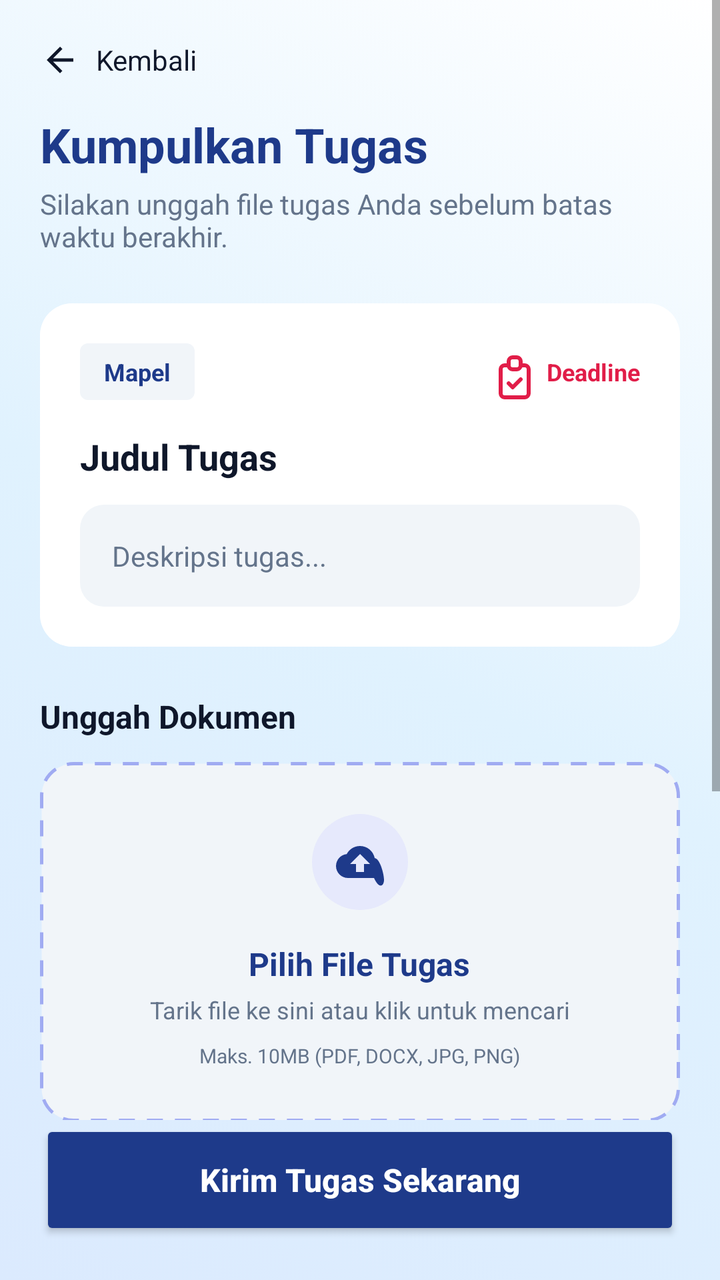
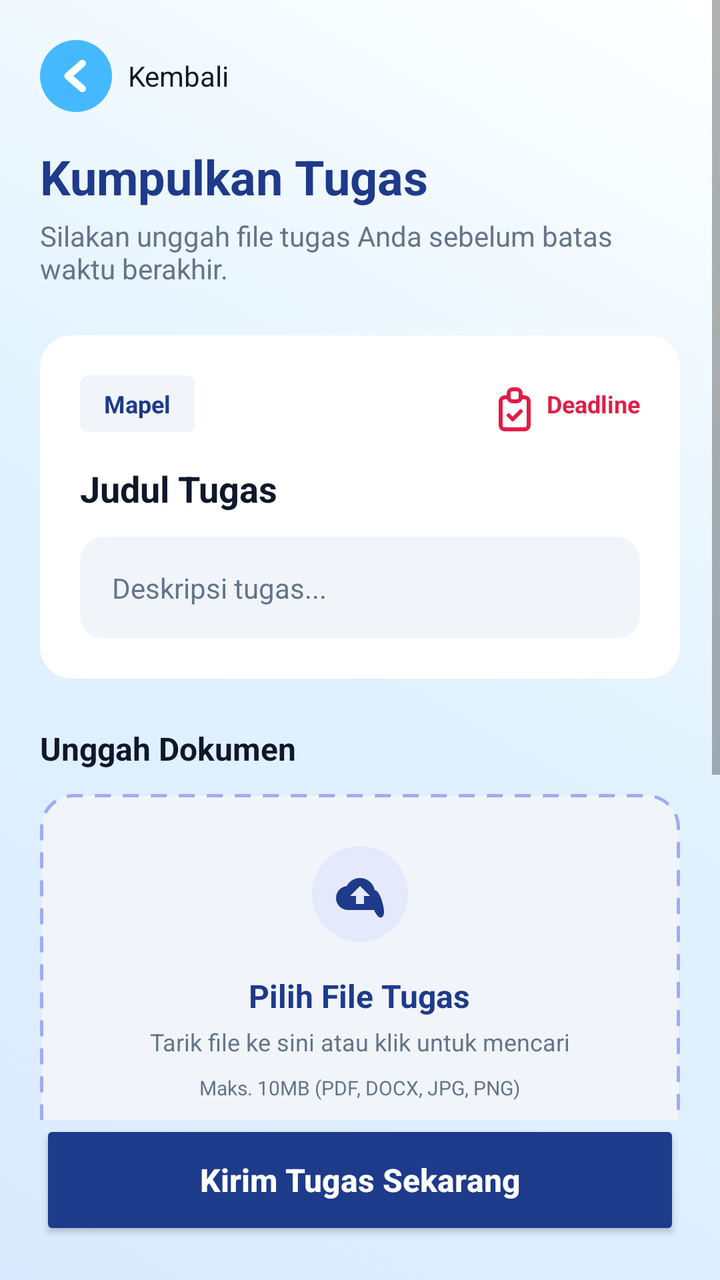

Before-and-after screenshots of an Android layout around one commit, followed by the original layout XML and the change that was made.
<!-- AndroidManifest.xml: application theme Theme.AppCompat.Light.NoActionBar -->
<!-- res/layout/activity_kumpul_tugas.xml -->
<?xml version="1.0" encoding="utf-8"?>
<androidx.constraintlayout.widget.ConstraintLayout xmlns:android="http://schemas.android.com/apk/res/android"
    xmlns:app="http://schemas.android.com/apk/res-auto"
    android:layout_width="match_parent"
    android:layout_height="match_parent"
    android:background="@drawable/bg_animated_gradient">

    <ScrollView
        android:layout_width="match_parent"
        android:layout_height="0dp"
        android:clipToPadding="false"
        android:paddingBottom="24dp"
        app:layout_constraintTop_toTopOf="parent"
        app:layout_constraintBottom_toTopOf="@id/btnKirim">

        <LinearLayout
            android:layout_width="match_parent"
            android:layout_height="wrap_content"
            android:orientation="vertical"
            android:padding="20dp">

            
            <LinearLayout
                android:id="@+id/btnBack"
                android:layout_width="wrap_content"
                android:layout_height="wrap_content"
                android:orientation="horizontal"
                android:gravity="center_vertical"
                android:layout_marginBottom="16dp"
                android:clickable="true"
                android:focusable="true">
                
                <ImageView
                    android:layout_width="20dp"
                    android:layout_height="20dp"
                    android:src="@drawable/ic_baseline_arrow_back_24"
                    app:tint="@color/text_primary"/>
                    
                <TextView
                    android:layout_width="wrap_content"
                    android:layout_height="wrap_content"
                    android:text="Kembali"
                    android:textColor="@color/text_primary"
                    android:textSize="14sp"
                    android:layout_marginStart="8dp"/>
            </LinearLayout>

            <TextView
                android:layout_width="match_parent"
                android:layout_height="wrap_content"
                android:text="Kumpulkan Tugas"
                android:textColor="@color/text_blue"
                android:textSize="24sp"
                android:textStyle="bold" />

            <TextView
                android:layout_width="match_parent"
                android:layout_height="wrap_content"
                android:text="Silakan unggah file tugas Anda sebelum batas waktu berakhir."
                android:textColor="@color/text_secondary"
                android:textSize="14sp"
                android:layout_marginTop="4dp"
                android:layout_marginBottom="24dp" />

            
            <androidx.cardview.widget.CardView
                android:layout_width="match_parent"
                android:layout_height="wrap_content"
                android:layout_marginBottom="24dp"
                app:cardCornerRadius="16dp"
                app:cardElevation="0dp">

                <LinearLayout
                    android:layout_width="match_parent"
                    android:layout_height="wrap_content"
                    android:background="@color/card_bg"
                    android:orientation="vertical"
                    android:padding="20dp">

                    <LinearLayout
                        android:layout_width="match_parent"
                        android:layout_height="wrap_content"
                        android:orientation="horizontal">

                        <TextView
                            android:id="@+id/tvMapel"
                            android:layout_width="wrap_content"
                            android:layout_height="wrap_content"
                            android:background="@drawable/bg_tag_mapel"
                            android:backgroundTint="@color/bg_light_grey"
                            android:paddingHorizontal="12dp"
                            android:paddingVertical="6dp"
                            android:text="Mapel"
                            android:textColor="@color/text_blue"
                            android:textSize="12sp"
                            android:textStyle="bold" />

                        <View
                            android:layout_width="0dp"
                            android:layout_height="0dp"
                            android:layout_weight="1" />

                        <TextView
                            android:id="@+id/tvDeadline"
                            android:layout_width="wrap_content"
                            android:layout_height="wrap_content"
                            android:text="Deadline"
                            android:textColor="#E11D48"
                            android:textSize="12sp"
                            android:textStyle="bold"
                            app:drawableStartCompat="@drawable/ic_modern_tugas"
                            app:drawableTint="#E11D48"
                            android:drawablePadding="4dp" />
                    </LinearLayout>

                    <TextView
                        android:id="@+id/tvJudulTugas"
                        android:layout_width="match_parent"
                        android:layout_height="wrap_content"
                        android:layout_marginTop="16dp"
                        android:text="Judul Tugas"
                        android:textColor="@color/text_primary"
                        android:textSize="18sp"
                        android:textStyle="bold" />

                    <LinearLayout
                        android:layout_width="match_parent"
                        android:layout_height="wrap_content"
                        android:layout_marginTop="12dp"
                        android:background="@drawable/bg_input_light_rounded"
                        android:padding="16dp">
                        
                        <TextView
                            android:id="@+id/tvDeskripsi"
                            android:layout_width="match_parent"
                            android:layout_height="wrap_content"
                            android:text="Deskripsi tugas..."
                            android:textColor="@color/text_secondary"
                            android:textSize="14sp"
                            android:lineSpacingExtra="4dp"/>
                    </LinearLayout>
                    
                    <Button
                        android:id="@+id/btnDownloadPendukung"
                        android:layout_width="match_parent"
                        android:layout_height="wrap_content"
                        android:layout_marginTop="12dp"
                        android:backgroundTint="@color/bg_light_grey"
                        android:textColor="@color/text_blue"
                        android:text="Unduh File Pendukung"
                        android:textAllCaps="false"
                        android:visibility="gone"
                        android:textStyle="bold"/>
                </LinearLayout>
            </androidx.cardview.widget.CardView>

            
            <TextView
                android:layout_width="wrap_content"
                android:layout_height="wrap_content"
                android:text="Unggah Dokumen"
                android:textColor="@color/text_primary"
                android:textSize="16sp"
                android:textStyle="bold"
                android:layout_marginBottom="12dp"/>

            <LinearLayout
                android:id="@+id/uploadArea"
                android:layout_width="match_parent"
                android:layout_height="180dp"
                android:background="@drawable/bg_dashed_upload"
                android:orientation="vertical"
                android:gravity="center"
                android:clickable="true"
                android:focusable="true">

                
                <ImageView
                    android:id="@+id/ivUploadIcon"
                    android:layout_width="48dp"
                    android:layout_height="48dp"
                    android:src="@drawable/ic_upload_cloud" 
                    app:tint="@color/text_blue"
                    android:background="@drawable/bg_icon_blue"
                    android:padding="12dp"/>

                
                <ImageView
                    android:id="@+id/ivPreview"
                    android:layout_width="64dp"
                    android:layout_height="64dp"
                    android:scaleType="centerCrop"
                    android:visibility="gone" />

                <TextView
                    android:id="@+id/tvFileSelectedName"
                    android:layout_width="wrap_content"
                    android:layout_height="wrap_content"
                    android:layout_marginTop="16dp"
                    android:text="Pilih File Tugas"
                    android:textColor="@color/text_blue"
                    android:textSize="16sp"
                    android:textStyle="bold" />

                <TextView
                    android:id="@+id/tvFileSelectedSub"
                    android:layout_width="wrap_content"
                    android:layout_height="wrap_content"
                    android:layout_marginTop="4dp"
                    android:text="Tarik file ke sini atau klik untuk mencari"
                    android:textColor="@color/text_secondary"
                    android:textSize="12sp" />

                <TextView
                    android:layout_width="wrap_content"
                    android:layout_height="wrap_content"
                    android:layout_marginTop="8dp"
                    android:text="Maks. 10MB (PDF, DOCX, JPG, PNG)"
                    android:textColor="@color/text_secondary"
                    android:textSize="10sp" />
            </LinearLayout>

            
            <TextView
                android:layout_width="wrap_content"
                android:layout_height="wrap_content"
                android:text="Catatan untuk Guru (Opsional)"
                android:textColor="@color/text_primary"
                android:textSize="16sp"
                android:textStyle="bold"
                android:layout_marginTop="24dp"
                android:layout_marginBottom="12dp"/>

            <EditText
                android:id="@+id/etCatatan"
                android:layout_width="match_parent"
                android:layout_height="120dp"
                android:background="@drawable/bg_input_light_rounded"
                android:hint="Tambahkan pesan atau keterangan tentang tugas Anda..."
                android:textColorHint="@color/text_secondary"
                android:textColor="@color/text_primary"
                android:textSize="14sp"
                android:padding="16dp"
                android:gravity="top|start"
                android:inputType="textMultiLine"/>
                
        </LinearLayout>
    </ScrollView>

    
    <Button
        android:id="@+id/btnKirim"
        android:layout_width="match_parent"
        android:layout_height="60dp"
        android:layout_margin="20dp"
        android:backgroundTint="@color/text_blue"
        android:text="Kirim Tugas Sekarang"
        android:textAllCaps="false"
        android:textColor="@android:color/white"
        android:textSize="16sp"
        android:textStyle="bold"
        app:layout_constraintBottom_toBottomOf="parent" />

    
    <RelativeLayout
        android:id="@+id/loadingLayout"
        android:layout_width="match_parent"
        android:layout_height="match_parent"
        android:background="#80000000"
        android:visibility="gone"
        android:elevation="10dp">
        <ProgressBar
            android:layout_width="wrap_content"
            android:layout_height="wrap_content"
            android:layout_centerInParent="true" />
    </RelativeLayout>
</androidx.constraintlayout.widget.ConstraintLayout>
<!-- resources referenced by this layout -->
<resources>
  <color name="bg_light_grey">#F1F5F9</color>
  <color name="card_bg">#FFFFFF</color>
  <color name="text_blue">#1E3A8A</color>
  <color name="text_primary">#0F172A</color>
  <color name="text_secondary">#64748B</color>
  <!-- drawable bg_dashed_upload (drawable) -->
  <?xml version="1.0" encoding="utf-8"?>
  <shape xmlns:android="http://schemas.android.com/apk/res/android"
      android:shape="rectangle">
      <solid android:color="@color/bg_light_grey" />
      <corners android:radius="16dp" />
      <stroke
          android:width="1.5dp"
          android:color="#A0ABF2"
          android:dashWidth="8dp"
          android:dashGap="6dp" />
  </shape>
  <!-- drawable bg_icon_blue (drawable) -->
  <?xml version="1.0" encoding="utf-8"?>
  <shape xmlns:android="http://schemas.android.com/apk/res/android"
      android:shape="oval">
      <solid android:color="#E6E9FC" />
  </shape>
  <!-- drawable bg_input_light_rounded (drawable) -->
  <?xml version="1.0" encoding="utf-8"?>
  <shape xmlns:android="http://schemas.android.com/apk/res/android"
      android:shape="rectangle">
      <solid android:color="@color/bg_light_grey" />
      <corners android:radius="12dp" />
  </shape>
  <!-- drawable bg_tag_mapel (drawable) -->
  ﻿<?xml version="1.0" encoding="utf-8"?>
  <shape xmlns:android="http://schemas.android.com/apk/res/android">
      <solid android:color="#DBEAFE" />
      <corners android:radius="4dp" />
  </shape>
  <!-- drawable ic_baseline_arrow_back_24 (drawable) -->
  <vector xmlns:android="http://schemas.android.com/apk/res/android"
      android:width="24dp"
      android:height="24dp"
      android:viewportWidth="24"
      android:viewportHeight="24">
    <path
        android:fillColor="#FF000000"
        android:pathData="M20,11H7.83l5.59,-5.59L12,4l-8,8 8,8 1.41,-1.41L7.83,13H20v-2z"/>
  </vector>
  <!-- drawable ic_modern_tugas (drawable) -->
  <vector xmlns:android="http://schemas.android.com/apk/res/android" android:width="24dp" android:height="24dp" android:viewportWidth="24" android:viewportHeight="24">
    <path android:fillColor="#00000000" android:strokeColor="#DC2626" android:strokeWidth="2" android:strokeLineCap="round" android:strokeLineJoin="round" android:pathData="M9 5H7a2 2 0 0 0 -2 2v12a2 2 0 0 0 2 2h10a2 2 0 0 0 2 -2V7a2 2 0 0 0 -2 -2h-2 M9 3a2 2 0 0 1 2 -2h2a2 2 0 0 1 2 2v2a2 2 0 0 1 -2 2h-2a2 2 0 0 1 -2 -2z M9 14l2 2l4 -4"/>
  </vector>
  <!-- drawable ic_upload_cloud (drawable) -->
  <vector xmlns:android="http://schemas.android.com/apk/res/android"
      android:width="24dp"
      android:height="24dp"
      android:viewportWidth="24"
      android:viewportHeight="24">
    <path
        android:fillColor="#ffffff"
        android:pathData="M19.35,10.04C18.67,6.59 15.64,4 12,4C9.11,4 6.6,5.64 5.35,8.04C2.34,8.36 0,10.91 0,14c0,3.31 2.69,6 6,6h13c2.76,6 5,3.76 5,1S22.11,10.42 19.35,10.04zM14,13v4h-4v-4H7l5,-5 5,5H14z"/>
  </vector>
  <!-- unchanged entries left out for length: 1 -->
</resources>

<!-- the commit's change to res/layout/activity_kumpul_tugas.xml (unified diff, before → after) -->
@@ -31,10 +31,9 @@
                 android:focusable="true">
                 
                 <ImageView
-                    android:layout_width="20dp"
-                    android:layout_height="20dp"
-                    android:src="@drawable/ic_baseline_arrow_back_24"
-                    app:tint="@color/text_primary"/>
+                    android:layout_width="36dp"
+                    android:layout_height="36dp"
+                    android:src="@drawable/ic_back_circle" />
                     
                 <TextView
                     android:layout_width="wrap_content"
<!-- resource entries referenced after the edit -->
@@ -36,15 +36,25 @@
       <solid android:color="#DBEAFE" />
       <corners android:radius="4dp" />
   </shape>
-  <!-- drawable ic_baseline_arrow_back_24 (drawable) -->
+  <!-- drawable ic_back_circle (drawable) -->
+  <?xml version="1.0" encoding="utf-8"?>
   <vector xmlns:android="http://schemas.android.com/apk/res/android"
-      android:width="24dp"
-      android:height="24dp"
-      android:viewportWidth="24"
-      android:viewportHeight="24">
-    <path
-        android:fillColor="#FF000000"
-        android:pathData="M20,11H7.83l5.59,-5.59L12,4l-8,8 8,8 1.41,-1.41L7.83,13H20v-2z"/>
+      android:width="40dp"
+      android:height="40dp"
+      android:viewportWidth="40"
+      android:viewportHeight="40">
+      
+      <path
+          android:fillColor="#45B9FF"
+          android:pathData="M20,0C8.954,0 0,8.954 0,20s8.954,20 20,20 20,-8.954 20,-20S31.046,0 20,0z"/>
+      
+      <path
+          android:strokeColor="#FFFFFF"
+          android:strokeWidth="4"
+          android:strokeLineCap="round"
+          android:strokeLineJoin="round"
+          android:fillColor="#00000000"
+          android:pathData="M23.5,13 L15.5,20 L23.5,27"/>
   </vector>
   <!-- drawable ic_modern_tugas (drawable) -->
   <vector xmlns:android="http://schemas.android.com/apk/res/android" android:width="24dp" android:height="24dp" android:viewportWidth="24" android:viewportHeight="24">
